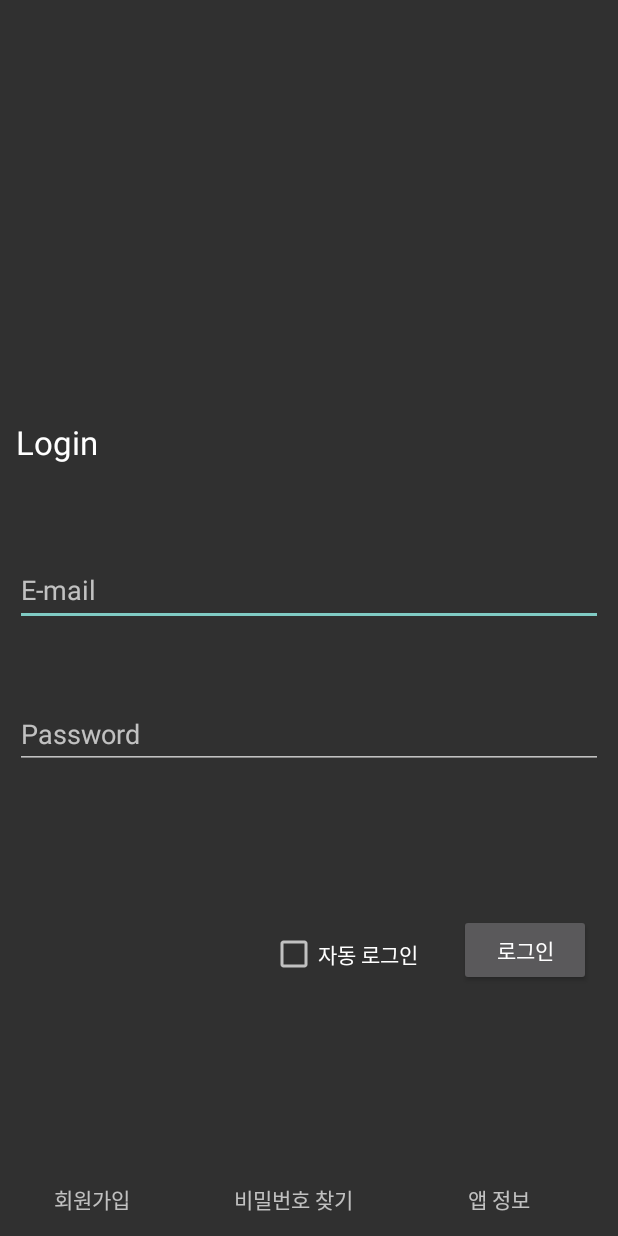
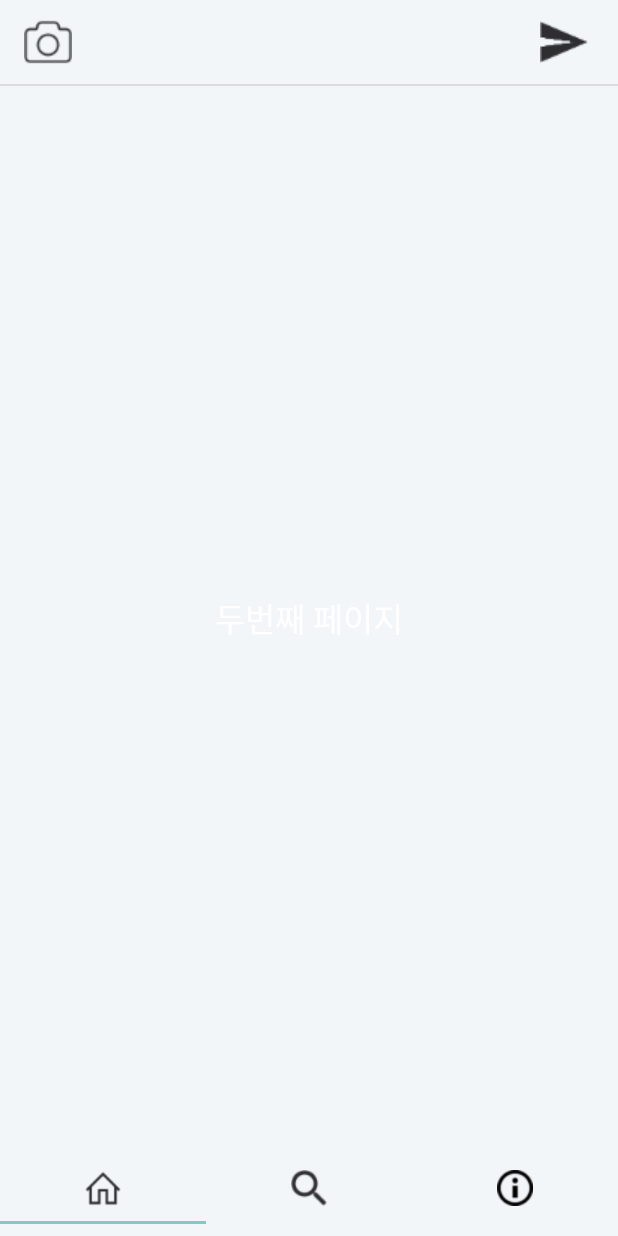
Before and after one commit to HwangEyiKwon/Achievement_Of_All, an Android app: the screen it shows after launch (LoginActivity before the commit, HomeActivity after it), on a phone screen of 412 x 824 dp. Run offline under Robolectric (Android 15) with nearby library versions, the light colour scheme and no system bars.

Commit message:
2018/11/03 CGH HomeActivity REVISED

```diff
--- a/AndroidStudioProjects/AchievementOfAll/AchievementOfAll/app/src/main/AndroidManifest.xml
+++ b/AndroidStudioProjects/AchievementOfAll/AchievementOfAll/app/src/main/AndroidManifest.xml
@@ -3,6 +3,7 @@
     package="com.example.parkseunghyun.achievementofall">
 
     <uses-permission android:name="android.permission.INTERNET" />
+    <uses-permission android:name="android.permission.RECORD_AUDIO" />
     //HTTP 통신을 위한
     <application
         android:allowBackup="true"
@@ -20,9 +21,10 @@
             </intent-filter>
         </activity>
         <activity android:name=".LoginActivity" />
+        <activity android:name=".HomeActivity" />
         <activity android:name=".SignupActivity" />
         <activity android:name=".TestActivity" />
-        <activity android:name=".Home" />
+        <activity android:name=".ContentsHomeActivity" />
         <activity android:name=".UserActivity" />
         <activity android:name=".SearchActivity" />
         <activity android:name=".InfoActivity"></activity>
--- a/AndroidStudioProjects/AchievementOfAll/AchievementOfAll/app/src/main/java/adapter/PagerAdapter.kt
+++ b/AndroidStudioProjects/AchievementOfAll/AchievementOfAll/app/src/main/java/adapter/ContentsPagerAdapter.kt
@@ -8,7 +8,7 @@ import com.example.parkseunghyun.achievementofall.Desc_pager
 import com.example.parkseunghyun.achievementofall.Info_pager
 import com.example.parkseunghyun.achievementofall.Notice_pager
 
-class PagerAdapter(fm: FragmentManager) : FragmentStatePagerAdapter(fm) {
+class ContentsPagerAdapter(fm: FragmentManager) : FragmentStatePagerAdapter(fm) {
     internal var mNumOfTabs: Int = 0
 
     init {
--- /dev/null
+++ b/AndroidStudioProjects/AchievementOfAll/AchievementOfAll/app/src/main/java/adapter/HomePagerAdapter.kt
@@ -0,0 +1,40 @@
+package adapter
+
+import android.support.v4.app.Fragment
+import android.support.v4.app.FragmentManager
+import android.support.v4.app.FragmentStatePagerAdapter
+
+import com.example.parkseunghyun.achievementofall.Desc_pager
+import com.example.parkseunghyun.achievementofall.Info_pager
+import com.example.parkseunghyun.achievementofall.Notice_pager
+import com.example.parkseunghyun.achievementofall.SearchActivity
+import com.example.parkseunghyun.achievementofall.UserActivity
+import com.example.parkseunghyun.achievementofall.InfoActivity
+
+class HomePagerAdapter(fm: FragmentManager) : FragmentStatePagerAdapter(fm) {
+    internal var mNumOfTabs: Int = 0
+
+    init {
+        this.mNumOfTabs = 3
+    }
+
+    override fun getItem(position: Int): Fragment? {
+
+        when (position) {
+            0 -> {
+                return Desc_pager()
+            }
+            1 -> {
+                return Notice_pager()
+            }
+            2 -> {
+                return Info_pager()
+            }
+            else -> return null
+        }
+    }
+
+    override fun getCount(): Int {
+        return mNumOfTabs
+    }
+}
--- /dev/null
+++ b/AndroidStudioProjects/AchievementOfAll/AchievementOfAll/app/src/main/java/com/example/parkseunghyun/achievementofall/HomeActivity.kt
@@ -0,0 +1,80 @@
+package com.example.parkseunghyun.achievementofall
+
+import adapter.HomePagerAdapter
+import adapter.ContentsPagerAdapter
+import android.content.Intent
+import android.os.Bundle
+import android.provider.MediaStore
+import android.support.design.widget.FloatingActionButton
+import android.support.design.widget.TabLayout
+import android.support.v4.app.FragmentPagerAdapter
+import android.support.v4.view.PagerAdapter
+import android.support.v4.view.ViewPager
+import android.support.v7.app.AppCompatActivity
+import android.support.v7.widget.Toolbar
+import android.view.Menu
+import android.view.MenuItem
+import android.view.View
+import android.widget.Button
+
+import com.example.parkseunghyun.achievementofall.R.layout.activity_main
+import kotlinx.android.synthetic.main.activity_login.*
+import org.jetbrains.anko.find
+import org.jetbrains.anko.startActivity
+
+class HomeActivity : AppCompatActivity() {
+
+    private var mViewPager: ViewPager? = null
+
+    override fun onCreate(savedInstanceState: Bundle?) {
+        super.onCreate(savedInstanceState)
+        setContentView(R.layout.activity_home)
+
+        val toolbar = findViewById(R.id.id_toolbar_home) as Toolbar
+        setSupportActionBar(toolbar)
+
+
+        //mViewPager = findViewById(R.id.id_home_pager_container) as ViewPager
+
+        val tabLayout = findViewById(R.id.id_home_tab) as TabLayout
+        tabLayout.addTab(tabLayout.newTab().setIcon(R.drawable.ic_home_outline))
+        tabLayout.addTab(tabLayout.newTab().setIcon(R.drawable.ic_search))
+        tabLayout.addTab(tabLayout.newTab().setIcon(R.drawable.ic_icons_info))
+        tabLayout.tabGravity = TabLayout.GRAVITY_FILL
+
+        val viewPager = findViewById(R.id.id_home_pager_container) as ViewPager
+        val adapter = HomePagerAdapter(supportFragmentManager)
+        viewPager.adapter = adapter
+        viewPager.addOnPageChangeListener(TabLayout.TabLayoutOnPageChangeListener(tabLayout))
+
+        tabLayout.addOnTabSelectedListener(object : TabLayout.OnTabSelectedListener {
+            override fun onTabSelected(tab: TabLayout.Tab) {
+                viewPager.currentItem = tab.position
+            }
+
+            override fun onTabUnselected(tab: TabLayout.Tab) {
+
+            }
+
+            override fun onTabReselected(tab: TabLayout.Tab) {
+
+            }
+        })
+
+
+
+    }
+
+//    override fun onCreateOptionsMenu(menu: Menu): Boolean {
+//        menuInflater.inflate(R.menu.menu_main, menu)
+//        return true
+//    }
+//
+//    override fun onOptionsItemSelected(item: MenuItem): Boolean {
+//        val id = item.itemId
+//        return if (id == R.id.action_settings) {
+//            true
+//        } else super.onOptionsItemSelected(item)
+//
+//    }
+}
--- a/AndroidStudioProjects/AchievementOfAll/AchievementOfAll/app/src/main/java/com/example/parkseunghyun/achievementofall/LoginActivity.kt
+++ b/AndroidStudioProjects/AchievementOfAll/AchievementOfAll/app/src/main/java/com/example/parkseunghyun/achievementofall/LoginActivity.kt
@@ -85,7 +85,7 @@ class LoginActivity : AppCompatActivity() {
             if(success){
                 saveData(email,password,isChecked)
                 Toast.makeText(this, "로그인 성공", Toast.LENGTH_LONG).show()
-                startActivity<Home>()
+                startActivity<ContentsHomeActivity>()
             }else{
                 saveData("0","0",isChecked)
                 Toast.makeText(this, "로그인 실패", Toast.LENGTH_LONG).show()
--- a/AndroidStudioProjects/AchievementOfAll/AchievementOfAll/app/src/main/java/com/example/parkseunghyun/achievementofall/MainActivity.kt
+++ b/AndroidStudioProjects/AchievementOfAll/AchievementOfAll/app/src/main/java/com/example/parkseunghyun/achievementofall/MainActivity.kt
@@ -10,7 +10,7 @@ class MainActivity : AppCompatActivity() {
         super.onCreate(savedInstanceState)
         setContentView(R.layout.activity_main)
 
-//        startActivity<Home>()
-        startActivity<LoginActivity>()
+//        startActivity<ContentsHomeActivity>()
+        startActivity<HomeActivity>()
     }
 }
--- a/AndroidStudioProjects/AchievementOfAll/AchievementOfAll/app/src/main/res/layout/activity_home.xml
+++ b/AndroidStudioProjects/AchievementOfAll/AchievementOfAll/app/src/main/res/layout/activity_home.xml
@@ -1,92 +1,36 @@
 <?xml version="1.0" encoding="utf-8"?>
-
-<RelativeLayout xmlns:android="http://schemas.android.com/apk/res/android"
+<android.support.design.widget.CoordinatorLayout xmlns:android="http://schemas.android.com/apk/res/android"
     xmlns:app="http://schemas.android.com/apk/res-auto"
     xmlns:tools="http://schemas.android.com/tools"
+    android:id="@+id/main_content"
     android:layout_width="match_parent"
     android:layout_height="match_parent"
+    android:fitsSystemWindows="true"
     android:background="@color/back"
-    tools:context="com.example.parkseunghyun.achievementofall.Home">
+    tools:context="com.example.parkseunghyun.achievementofall.HomeActivity">
 
     <LinearLayout
         android:layout_width="match_parent"
         android:layout_height="match_parent"
         android:orientation="vertical">
 
-        <include layout="@layout/toolbar_home" />
-
+        <include layout="@layout/toolbar_home"/>
         <View
             android:layout_width="match_parent"
             android:layout_height="1dp"
             android:background="@color/viewgrey"/>
+    </LinearLayout>
 
-        <android.support.v4.widget.NestedScrollView
+    <android.support.v4.view.ViewPager
+        android:id="@+id/id_home_pager_container"
+        android:layout_width="match_parent"
         android:layout_height="wrap_content"
-        android:layout_width="match_parent"
-
-        xmlns:android="http://schemas.android.com/apk/res/android" >
-
-            <LinearLayout
-                android:layout_width="match_parent"
-                android:layout_height="match_parent"
-                android:layout_marginTop="10dp"
-                android:orientation="vertical">
-
-
-                <LinearLayout
-                    android:layout_width="match_parent"
-                    android:layout_height="wrap_content"
-                    android:orientation="horizontal"
-                    android:layout_marginEnd="10dp"
-                    android:layout_marginStart="10dp">
-
-                    <customfonts.MyTextView_Roboto_Medium
-                        android:layout_width="0dp"
-                        android:layout_height="wrap_content"
-                        android:text="@string/story"
-                        android:textStyle="bold"
-                        android:textColor="@android:color/black"
-                        android:layout_weight="1"/>
-
-
-                    <ImageView
-                        android:layout_width="wrap_content"
-                        android:layout_height="wrap_content"
-                        android:src="@drawable/ic_play_arrow"
-                        android:layout_gravity="center"
-                        android:layout_marginEnd="11dp"/>
-
-                    <customfonts.MyTextView_Roboto_Medium
-                        android:layout_width="wrap_content"
-                        android:layout_height="wrap_content"
-                        android:text="@string/watch"
-                        android:textStyle="bold"
-                        android:textColor="@android:color/black"/>
-                </LinearLayout>
-
-                <android.support.v7.widget.RecyclerView
-                    android:layout_width="match_parent"
-                    android:layout_height="wrap_content"
-                    android:orientation="horizontal"
-                    android:id="@+id/recystories"
-                    android:nestedScrollingEnabled="false"/>
-
-            </LinearLayout>
-
-
-        </android.support.v4.widget.NestedScrollView>
-
-        <include layout="@layout/pager_container"
-            android:layout_width="match_parent"
-            android:layout_height="wrap_content"/>
+        android:layout_below="@id/id_toolbar_home"
+        app:layout_behavior="@string/appbar_scrolling_view_behavior" />
 
 
 
-    </LinearLayout>
+    <include layout="@layout/bottom_toolbar"/>
 
-    <include layout="@layout/bottom_toolbar"
-        android:layout_alignParentBottom="true"
-        android:layout_width="match_parent"
-        android:layout_height="wrap_content"/>
 
-</RelativeLayout>
+</android.support.design.widget.CoordinatorLayout>
--- a/AndroidStudioProjects/AchievementOfAll/AchievementOfAll/app/src/main/res/layout/pager_container.xml
+++ b/AndroidStudioProjects/AchievementOfAll/AchievementOfAll/app/src/main/res/layout/home_pager_container.xml
@@ -6,7 +6,7 @@
     android:orientation="vertical">
 
     <android.support.v4.view.ViewPager
-        android:id="@+id/pager_container"
+        android:id="@+id/id_home_pager_container__"
         android:layout_width="match_parent"
         android:layout_height="match_parent"
         app:layout_behavior="@string/appbar_scrolling_view_behavior"
--- a/AndroidStudioProjects/AchievementOfAll/AchievementOfAll/app/src/main/res/layout/toolbar_home.xml
+++ b/AndroidStudioProjects/AchievementOfAll/AchievementOfAll/app/src/main/res/layout/toolbar_home.xml
@@ -1,6 +1,7 @@
 <?xml version="1.0" encoding="utf-8"?>
 <android.support.v7.widget.Toolbar
     xmlns:android="http://schemas.android.com/apk/res/android"
+    android:id="@+id/id_toolbar_home"
     android:layout_width="match_parent"
     android:layout_height="wrap_content">
 
@@ -13,7 +14,7 @@
     <ImageView
         android:layout_width="wrap_content"
         android:layout_height="wrap_content"
-        android:src="@drawable/ic_camera_alt"/>
+        android:src="@drawable/ic_camera"/>
 
     <ImageView
         android:layout_width="0dp"
--- a/AndroidStudioProjects/build.gradle
+++ b/AndroidStudioProjects/build.gradle
@@ -7,7 +7,7 @@ buildscript {
         jcenter()
     }
     dependencies {
-        classpath 'com.android.tools.build:gradle:3.1.4'
+        classpath 'com.android.tools.build:gradle:3.2.1'
         classpath "org.jetbrains.kotlin:kotlin-gradle-plugin:$kotlin_version"
 
         // NOTE: Do not place your application dependencies here; they belong
```
Also changed, not shown: AndroidStudioProjects/AchievementOfAll/AchievementOfAll/app/src/main/java/com/example/parkseunghyun/achievementofall/ContentsHomeActivity.kt (added, +118 -0 lines), AndroidStudioProjects/AchievementOfAll/AchievementOfAll/app/src/main/java/com/example/parkseunghyun/achievementofall/Home.kt (deleted, +0 -121 lines), AndroidStudioProjects/AchievementOfAll/AchievementOfAll/app/src/main/java/com/example/parkseunghyun/achievementofall/Notice_pager.kt (+7 -0 lines), AndroidStudioProjects/AchievementOfAll/AchievementOfAll/app/src/main/res/layout/activity_contents_home.xml (added, +92 -0 lines), AndroidStudioProjects/AchievementOfAll/AchievementOfAll/app/src/main/res/layout/bottom_toolbar.xml (+64 -52 lines), AndroidStudioProjects/AchievementOfAll/AchievementOfAll/app/src/main/res/layout/bottom_toolbar_tmp.xml (added, +20 -0 lines), AndroidStudioProjects/AchievementOfAll/AchievementOfAll/app/src/main/res/layout/contents_pager_container.xml (added, +31 -0 lines), AndroidStudioProjects/AchievementOfAll/AchievementOfAll/app/src/main/res/layout/tab_fragment_1.xml (+10 -0 lines), AndroidStudioProjects/gradle/wrapper/gradle-wrapper.properties.
